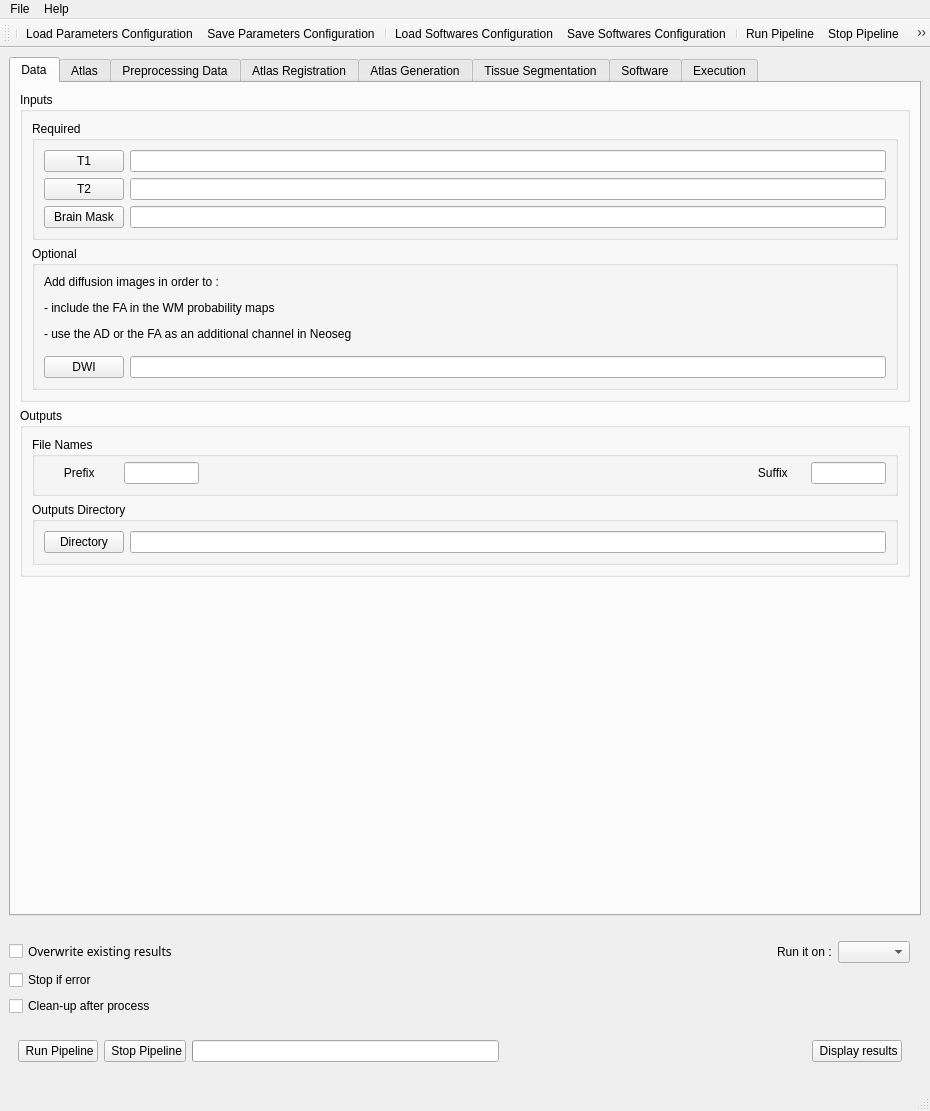
Above: NeosegPipeline/WindowMultiseg.ui from NIRALUser/NeosegPipeline before the change. Below: the same form after it.
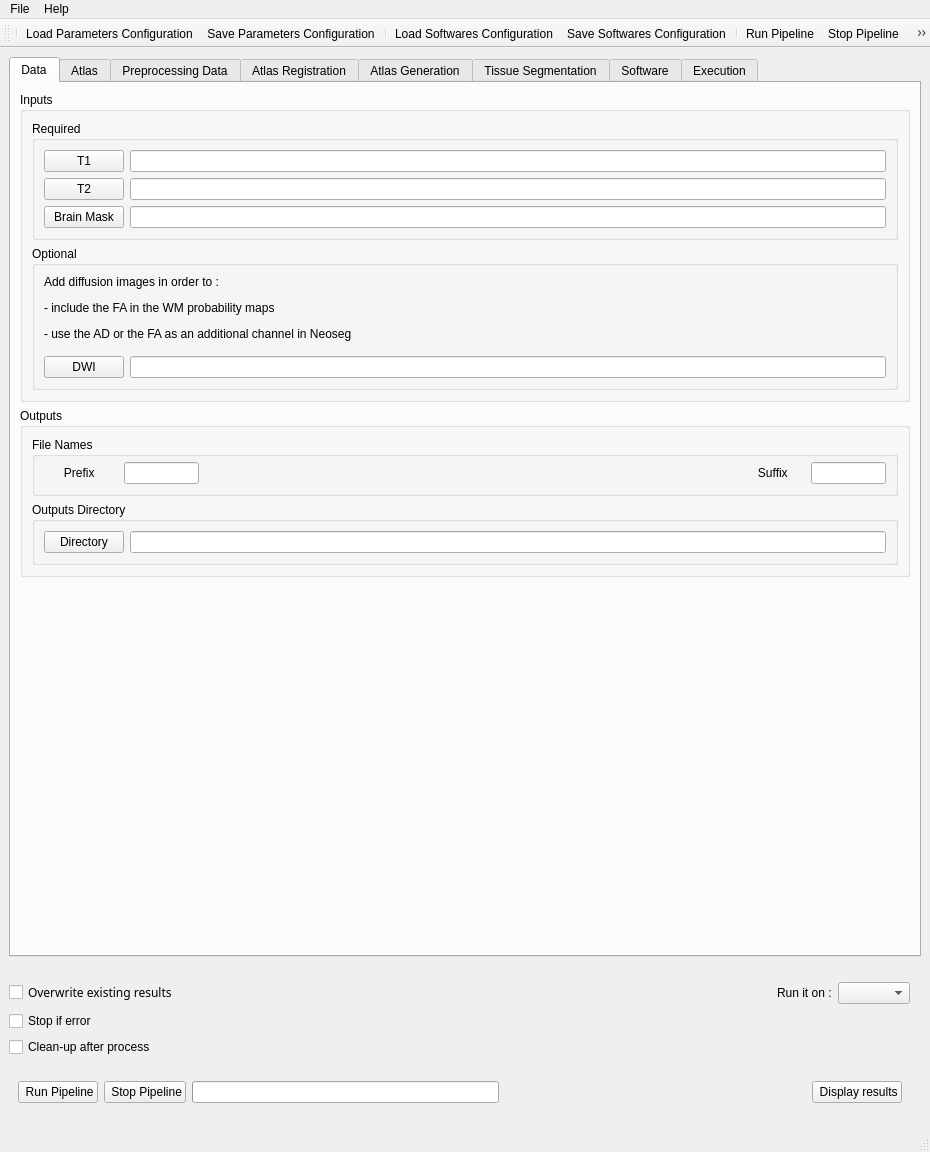
That is the form after the change. The open tabs and pages were chosen to show the change. Icons and pictures are not drawn.

Commit message:
STYLE: Find executables
Different mechanisms to find executables when loading as slicer extension

Patch:
```diff
--- a/NeosegPipeline/WindowMultiseg.ui
+++ b/NeosegPipeline/WindowMultiseg.ui
@@ -7,7 +7,7 @@
     <x>0</x>
     <y>0</y>
     <width>930</width>
-    <height>1111</height>
+    <height>1152</height>
    </rect>
   </property>
   <property name="minimumSize">
```
Left out of the diff: 272 changed lines with no effect on the pictures. The commit also changes 2 other files.
